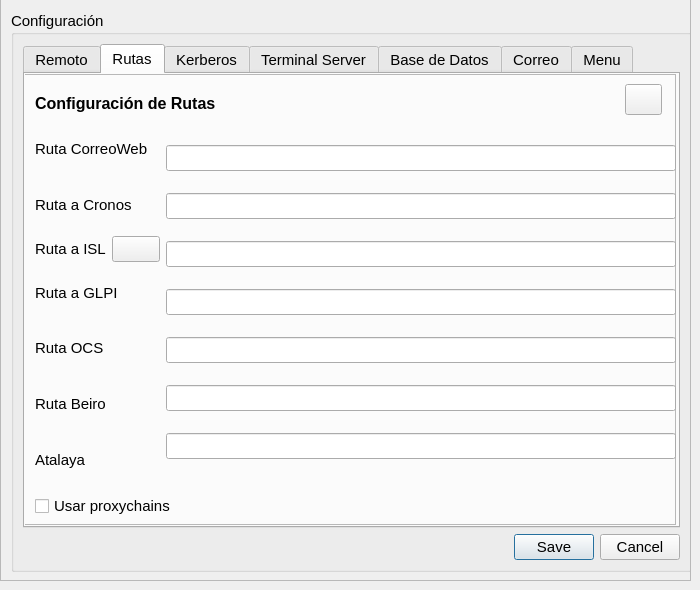
This is configuracion.ui in kapazao/GrxMenu as Qt 5 draws it before an edit. The edited form follows.
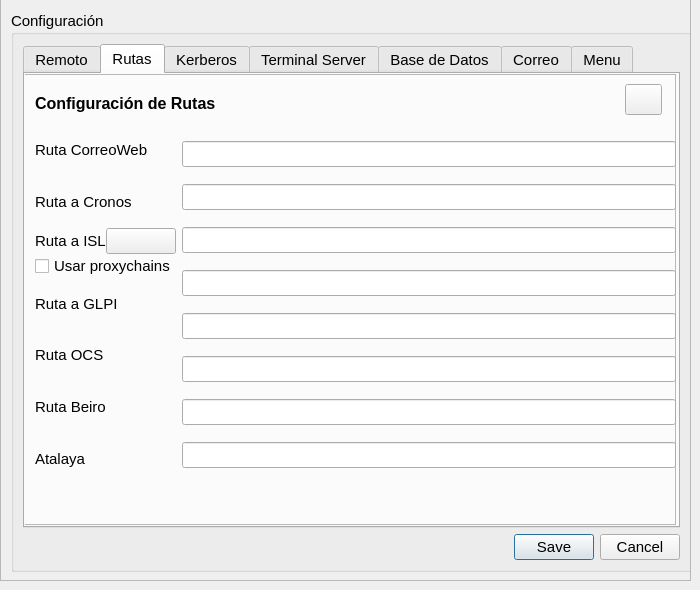
This is the edited form. Icons and pictures are not drawn.

Commit message: Configurado proxychains

Patch:
```diff
--- a/configuracion.ui
+++ b/configuracion.ui
@@ -319,20 +319,7 @@
             </size>
            </property>
           </widget>
-          <widget class="QCheckBox" name="checkBox_proxychains">
-           <property name="geometry">
-            <rect>
-             <x>20</x>
-             <y>420</y>
-             <width>155</width>
-             <height>24</height>
-            </rect>
-           </property>
-           <property name="text">
-            <string>Usar proxychains</string>
-           </property>
-          </widget>
-          <widget class="QWidget" name="">
+          <widget class="QWidget" name="layoutWidget">
            <property name="geometry">
             <rect>
              <x>20</x>
@@ -344,6 +331,9 @@
            <layout class="QHBoxLayout" name="horizontalLayout_6">
             <item>
              <layout class="QVBoxLayout" name="verticalLayout_5">
+              <property name="spacing">
+               <number>0</number>
+              </property>
               <item>
                <widget class="QLabel" name="label_15">
                 <property name="text">
@@ -380,6 +370,13 @@
                 </item>
                </layout>
               </item>
+              <item>
+               <widget class="QCheckBox" name="checkBox_proxychains">
+                <property name="text">
+                 <string>Usar proxychains</string>
+                </property>
+               </widget>
+              </item>
               <item>
                <widget class="QLabel" name="label_12">
                 <property name="text">
@@ -413,7 +410,7 @@
             <item>
              <layout class="QVBoxLayout" name="verticalLayout_10">
               <property name="spacing">
-               <number>1</number>
+               <number>0</number>
               </property>
               <item>
                <widget class="QLineEdit" name="correoweb"/>
@@ -424,6 +421,9 @@
               <item>
                <widget class="QLineEdit" name="ISL"/>
               </item>
+              <item>
+               <widget class="QLineEdit" name="proxychains"/>
+              </item>
               <item>
                <widget class="QLineEdit" name="GLPI"/>
               </item>
```
Left out of the diff: 10 changed lines with no effect on the pictures. The commit also changes 16 other files.
